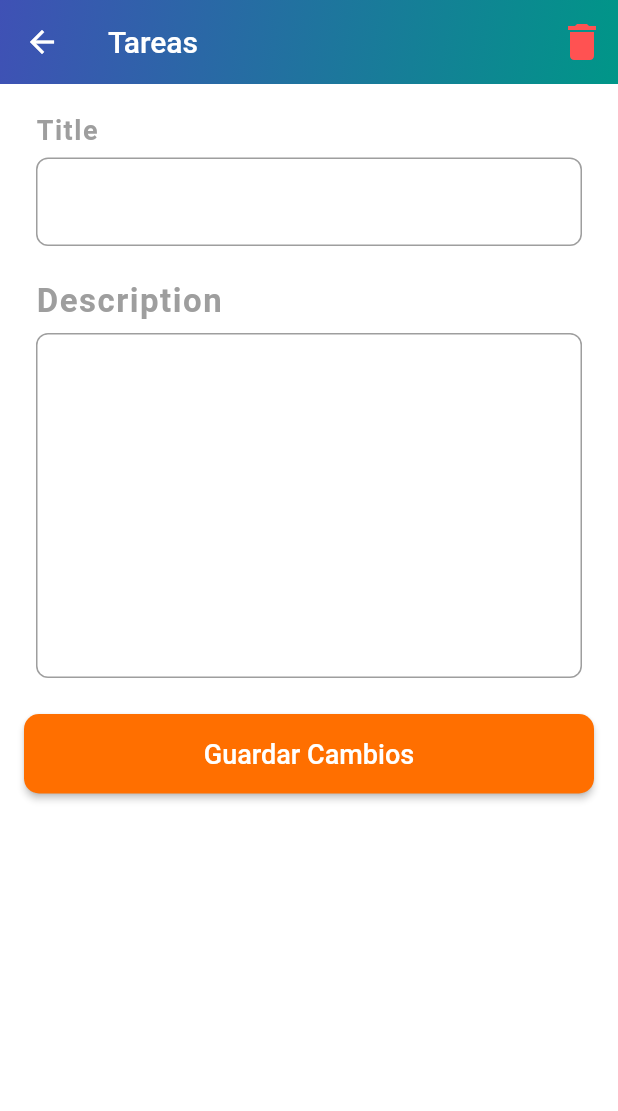
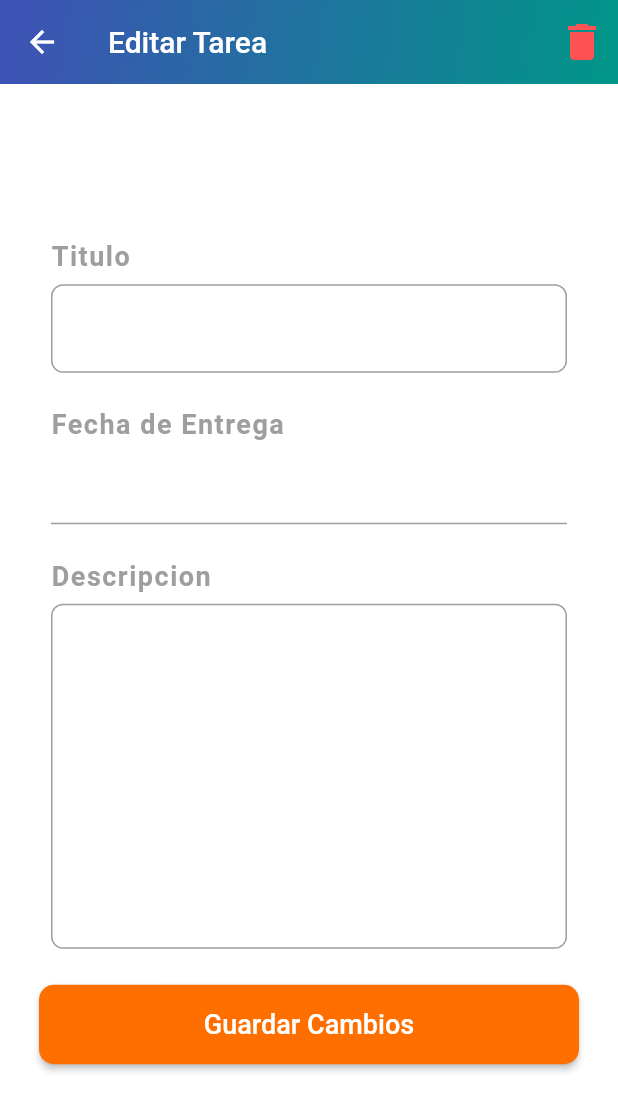
Before and after one commit to ricardodf/Proyecto-Moviles-O2021, a Flutter app: the TareaIndividualScreen screen opened directly with empty values, on a phone screen of 412 x 824 dp. Shown: the top 1111 px of the screen. Run offline on Flutter 3.47's test engine with Material 2 defaults, Android fonts, the phone set to English and light mode, and no system bars; drawn by our look-alikes of datetime_picker_formfield; our stand-ins replace cloud_firestore, firebase_auth, firebase_core, fluttertoast, table_calendar; accounts and stored records are empty.

Commit message:
CRUD Tareas

```diff
--- a/lib/screens/Tareas/tarea_item.screen.dart
+++ b/lib/screens/Tareas/tarea_individual.screen.dart
@@ -1,15 +1,17 @@
 import 'package:flutter/material.dart';
 import 'package:planificador_escolar/services/tareas.service.dart';
-import 'package:planificador_escolar/widgets/Tareas/tarea_individual.dart';
+import 'package:planificador_escolar/widgets/Tareas/tarea_form.dart';
 
 class TareaIndividualScreen extends StatefulWidget {
-  final String currentTitle;
-  final String currentDescription;
+  final String currentTitulo;
+  final String currentDescripcion;
+  final String currentFechaEntrega;
   final String documentId;
 
   TareaIndividualScreen({
-    required this.currentTitle,
-    required this.currentDescription,
+    required this.currentTitulo,
+    required this.currentDescripcion,
+    required this.currentFechaEntrega,
     required this.documentId,
   });
 
@@ -18,9 +20,9 @@ class TareaIndividualScreen extends StatefulWidget {
 }
 
 class _TareaIndividualScreenState extends State<TareaIndividualScreen> {
-  final FocusNode _titleFocusNode = FocusNode();
+  final FocusNode _tituloFocusNode = FocusNode();
 
-  final FocusNode _descriptionFocusNode = FocusNode();
+  final FocusNode _descripcionFocusNode = FocusNode();
 
   bool _isDeleting = false;
 
@@ -28,8 +30,8 @@ class _TareaIndividualScreenState extends State<TareaIndividualScreen> {
   Widget build(BuildContext context) {
     return GestureDetector(
       onTap: () {
-        _titleFocusNode.unfocus();
-        _descriptionFocusNode.unfocus();
+        _tituloFocusNode.unfocus();
+        _descripcionFocusNode.unfocus();
       },
       child: Scaffold(
         backgroundColor: Colors.white,
@@ -43,11 +45,11 @@ class _TareaIndividualScreenState extends State<TareaIndividualScreen> {
               end: Alignment.topLeft,
             )),
           ),
-          title: Text("Tareas"),
+          title: Text("Editar Tarea"),
           actions: [
             _isDeleting
-                ? Padding(
-                    padding: const EdgeInsets.only(
+                ? const Padding(
+                    padding: EdgeInsets.only(
                       top: 10.0,
                       bottom: 10.0,
                       right: 16.0,
@@ -60,7 +62,7 @@ class _TareaIndividualScreenState extends State<TareaIndividualScreen> {
                     ),
                   )
                 : IconButton(
-                    icon: Icon(
+                    icon: const Icon(
                       Icons.delete,
                       color: Colors.redAccent,
                       size: 32,
@@ -91,12 +93,12 @@ class _TareaIndividualScreenState extends State<TareaIndividualScreen> {
               bottom: 20.0,
             ),
             child: TareaItemForm(
-              documentId: widget.documentId,
-              titleFocusNode: _titleFocusNode,
-              descriptionFocusNode: _descriptionFocusNode,
-              currentTitle: widget.currentTitle,
-              currentDescription: widget.currentDescription,
-            ),
+                documentId: widget.documentId,
+                tituloFocusNode: _tituloFocusNode,
+                descripcionFocusNode: _descripcionFocusNode,
+                currentTitulo: widget.currentTitulo,
+                currentDescripcion: widget.currentDescripcion,
+                currentFechaEntrega: widget.currentFechaEntrega),
           ),
         ),
       ),
--- /dev/null
+++ b/lib/widgets/Tareas/tarea_form.dart
@@ -0,0 +1,216 @@
+import 'package:cloud_firestore/cloud_firestore.dart';
+import 'package:flutter/material.dart';
+import 'package:planificador_escolar/services/tareas.service.dart';
+import 'package:planificador_escolar/widgets/Tareas/tarea_field.dart';
+import 'package:datetime_picker_formfield/datetime_picker_formfield.dart';
+import 'package:intl/intl.dart'; //for date format
+import 'package:intl/date_symbol_data_local.dart';
+
+class TareaItemForm extends StatefulWidget {
+  final FocusNode tituloFocusNode;
+  final FocusNode descripcionFocusNode;
+  final String currentTitulo;
+  final String currentDescripcion;
+  final String currentFechaEntrega;
+  final String documentId;
+
+  const TareaItemForm({
+    required this.tituloFocusNode,
+    required this.descripcionFocusNode,
+    required this.currentTitulo,
+    required this.currentDescripcion,
+    required this.currentFechaEntrega,
+    required this.documentId,
+  });
+
+  @override
+  _TareaItemFormState createState() => _TareaItemFormState();
+}
+
+class _TareaItemFormState extends State<TareaItemForm> {
+  final _TareaItemFormKey = GlobalKey<FormState>();
+  final format = DateFormat("yyyy-MM-dd HH:mm");
+
+  bool _isProcessing = false;
+
+  late TextEditingController _tituloController;
+  late TextEditingController _descriptionController;
+  late TextEditingController _fechaEntregaController;
+
+  @override
+  void initState() {
+    _tituloController = TextEditingController(
+      text: widget.currentTitulo,
+    );
+
+    _descriptionController = TextEditingController(
+      text: widget.currentDescripcion,
+    );
+
+    _fechaEntregaController =
+        TextEditingController(text: widget.currentFechaEntrega);
+    super.initState();
+  }
+
+  @override
+  Widget build(BuildContext context) {
+    return Scaffold(
+        backgroundColor: Colors.white,
+        body: Center(
+            child: SingleChildScrollView(
+                child: Padding(
+                    padding: const EdgeInsets.all(10.0),
+                    child: Form(
+                      key: _TareaItemFormKey,
+                      child: Column(
+                        children: [
+                          Padding(
+                            padding: const EdgeInsets.only(
+                              left: 8.0,
+                              right: 8.0,
+                              bottom: 24.0,
+                            ),
+                            child: Column(
+                              crossAxisAlignment: CrossAxisAlignment.start,
+                              children: [
+                                SizedBox(height: 10.0),
+                                const Text(
+                                  'Titulo',
+                                  style: TextStyle(
+                                    color: Colors.grey,
+                                    fontSize: 18.0,
+                                    letterSpacing: 1,
+                                    fontWeight: FontWeight.bold,
+                                  ),
+                                ),
+                                SizedBox(height: 8.0),
+                                CustomFormField(
+                                  isLabelEnabled: false,
+                                  controller: _tituloController,
+                                  focusNode: widget.tituloFocusNode,
+                                  keyboardType: TextInputType.text,
+                                  inputAction: TextInputAction.next,
+                                ),
+                                SizedBox(height: 24.0),
+                                const Text(
+                                  'Fecha de Entrega',
+                                  style: TextStyle(
+                                    color: Colors.grey,
+                                    fontSize: 18.0,
+                                    letterSpacing: 1,
+                                    fontWeight: FontWeight.bold,
+                                  ),
+                                ),
+                                SizedBox(height: 8.0),
+                                DateTimeField(
+                                  controller: _fechaEntregaController,
+                                  format: format,
+                                  onShowPicker: (context, currentValue) async {
+                                    final date = await showDatePicker(
+                                        context: context,
+                                        firstDate: DateTime(1900),
+                                        initialDate:
+                                            currentValue ?? DateTime.now(),
+                                        lastDate: DateTime(2100));
+                                    if (date != null) {
+                                      final time = await showTimePicker(
+                                        context: context,
+                                        initialTime: TimeOfDay.fromDateTime(
+                                            currentValue ?? DateTime.now()),
+                                      );
+                                      return DateTimeField.combine(date, time);
+                                    } else {
+                                      return currentValue;
+                                    }
+                                  },
+                                ),
+                                SizedBox(height: 24.0),
+                                const Text(
+                                  'Descripcion',
+                                  style: TextStyle(
+                                    color: Colors.grey,
+                                    fontSize: 18.0,
+                                    letterSpacing: 1,
+                                    fontWeight: FontWeight.bold,
+                                  ),
+                                ),
+                                SizedBox(height: 8.0),
+                                CustomFormField(
+                                  maxLines: 10,
+                                  isLabelEnabled: false,
+                                  controller: _descriptionController,
+                                  focusNode: widget.descripcionFocusNode,
+                                  keyboardType: TextInputType.text,
+                                  inputAction: TextInputAction.done,
+                                ),
+                              ],
+                            ),
+                          ),
+                          _isProcessing
+                              ? const Padding(
+                                  padding: EdgeInsets.all(16.0),
+                                  child: CircularProgressIndicator(
+                                    valueColor: AlwaysStoppedAnimation<Color>(
+                                      Colors.orangeAccent,
+                                    ),
+                                  ),
+                                )
+                              : Container(
+                                  width: double.maxFinite,
+                                  child: ElevatedButton(
+                                    style: ButtonStyle(
+                                      backgroundColor:
+                                          MaterialStateProperty.all(
+                                        Colors.amber[900],
+                                      ),
+                                      shape: MaterialStateProperty.all(
+                                        RoundedRectangleBorder(
+                                          borderRadius:
+                                              BorderRadius.circular(10),
+                                        ),
+                                      ),
+                                    ),
+                                    onPressed: () async {
+                                      widget.tituloFocusNode.unfocus();
+                                      widget.descripcionFocusNode.unfocus();
+
+                                      if (_TareaItemFormKey.currentState!
+                                          .validate()) {
+                                        setState(() {
+                                          _isProcessing = true;
+                                        });
+
+                                        await TareasDatabase.updateItem(
+                                            docId: widget.documentId,
+                                            titulo: _tituloController.text,
+                                            clase: _descriptionController.text,
+                                            fechaEntrega: Timestamp.fromDate(
+                                                DateTime.parse(
+                                                    _fechaEntregaController
+                                                        .text)));
+
+                                        setState(() {
+                                          _isProcessing = false;
+                                        });
+
+                                        Navigator.of(context).pop();
+                                      }
+                                    },
+                                    child: Padding(
+                                      padding: EdgeInsets.only(
+                                          top: 16.0, bottom: 16.0),
+                                      child: Text(
+                                        'Guardar Cambios',
+                                        style: TextStyle(
+                                          fontSize: 18,
+                                          color: Colors.white,
+                                        ),
+                                      ),
+                                    ),
+                                  ),
+                                ),
+                        ],
+                      ),
+                    )))));
+  }
+}
--- a/lib/widgets/Tareas/tarea_individual.dart
+++ /dev/null
@@ -1,161 +0,0 @@
-import 'package:cloud_firestore/cloud_firestore.dart';
-import 'package:flutter/material.dart';
-import 'package:planificador_escolar/services/tareas.service.dart';
-import 'package:planificador_escolar/widgets/Tareas/tarea_field.dart';
-
-class TareaItemForm extends StatefulWidget {
-  final FocusNode titleFocusNode;
-  final FocusNode descriptionFocusNode;
-  final String currentTitle;
-  final String currentDescription;
-  final String documentId;
-
-  const TareaItemForm({
-    required this.titleFocusNode,
-    required this.descriptionFocusNode,
-    required this.currentTitle,
-    required this.currentDescription,
-    required this.documentId,
-  });
-
-  @override
-  _TareaItemFormState createState() => _TareaItemFormState();
-}
-
-class _TareaItemFormState extends State<TareaItemForm> {
-  final _TareaItemFormKey = GlobalKey<FormState>();
-
-  bool _isProcessing = false;
-
-  late TextEditingController _titleController;
-  late TextEditingController _descriptionController;
-
-  @override
-  void initState() {
-    _titleController = TextEditingController(
-      text: widget.currentTitle,
-    );
-
-    _descriptionController = TextEditingController(
-      text: widget.currentDescription,
-    );
-    super.initState();
-  }
-
-  @override
-  Widget build(BuildContext context) {
-    return Form(
-      key: _TareaItemFormKey,
-      child: Column(
-        children: [
-          Padding(
-            padding: const EdgeInsets.only(
-              left: 8.0,
-              right: 8.0,
-              bottom: 24.0,
-            ),
-            child: Column(
-              crossAxisAlignment: CrossAxisAlignment.start,
-              children: [
-                SizedBox(height: 20.0),
-                Text(
-                  'Title',
-                  style: TextStyle(
-                    color: Colors.grey,
-                    fontSize: 18.0,
-                    letterSpacing: 1,
-                    fontWeight: FontWeight.bold,
-                  ),
-                ),
-                SizedBox(height: 8.0),
-                CustomFormField(
-                  isLabelEnabled: false,
-                  controller: _titleController,
-                  focusNode: widget.titleFocusNode,
-                  keyboardType: TextInputType.text,
-                  inputAction: TextInputAction.next,
-                ),
-                SizedBox(height: 24.0),
-                Text(
-                  'Description',
-                  style: TextStyle(
-                    color: Colors.grey,
-                    fontSize: 22.0,
-                    letterSpacing: 1,
-                    fontWeight: FontWeight.bold,
-                  ),
-                ),
-                SizedBox(height: 8.0),
-                CustomFormField(
-                  maxLines: 10,
-                  isLabelEnabled: false,
-                  controller: _descriptionController,
-                  focusNode: widget.descriptionFocusNode,
-                  keyboardType: TextInputType.text,
-                  inputAction: TextInputAction.done,
-                ),
-              ],
-            ),
-          ),
-          _isProcessing
-              ? Padding(
-                  padding: const EdgeInsets.all(16.0),
-                  child: CircularProgressIndicator(
-                    valueColor: AlwaysStoppedAnimation<Color>(
-                      Colors.orangeAccent,
-                    ),
-                  ),
-                )
-              : Container(
-                  width: double.maxFinite,
-                  child: ElevatedButton(
-                    style: ButtonStyle(
-                      backgroundColor: MaterialStateProperty.all(
-                        Colors.amber[900],
-                      ),
-                      shape: MaterialStateProperty.all(
-                        RoundedRectangleBorder(
-                          borderRadius: BorderRadius.circular(10),
-                        ),
-                      ),
-                    ),
-                    onPressed: () async {
-                      widget.titleFocusNode.unfocus();
-                      widget.descriptionFocusNode.unfocus();
-
-                      if (_TareaItemFormKey.currentState!.validate()) {
-                        setState(() {
-                          _isProcessing = true;
-                        });
-
-                        await TareasDatabase.updateItem(
-                            docId: widget.documentId,
-                            titulo: _titleController.text,
-                            clase: _descriptionController.text,
-                            fechaEntrega:
-                                new Timestamp.fromDate(new DateTime(2021)));
-
-                        setState(() {
-                          _isProcessing = false;
-                        });
-
-                        Navigator.of(context).pop();
-                      }
-                    },
-                    child: Padding(
-                      padding: EdgeInsets.only(top: 16.0, bottom: 16.0),
-                      child: Text(
-                        'Guardar Cambios',
-                        style: TextStyle(
-                          fontSize: 18,
-                          color: Colors.white,
-                        ),
-                      ),
-                    ),
-                  ),
-                ),
-        ],
-      ),
-    );
-  }
-}
--- a/pubspec.yaml
+++ b/pubspec.yaml
@@ -35,6 +35,7 @@ dependencies:
   firebase_core: ^1.9.0
   firebase_auth: ^3.1.5
   table_calendar: ^3.0.3
+  datetime_picker_formfield: ^2.0.0
 
 dev_dependencies:
   flutter_test:
```
Also changed, not shown: lib/screens/Tareas/add_tarea.screen.dart (added, +47 -0 lines), lib/screens/Tareas/tareas.screen.dart (+6 -57 lines), lib/widgets/Tareas/add_tarea_form.dart (added, +193 -0 lines), lib/widgets/Tareas/tareas_list.dart (+8 -3 lines), pubspec.lock.
